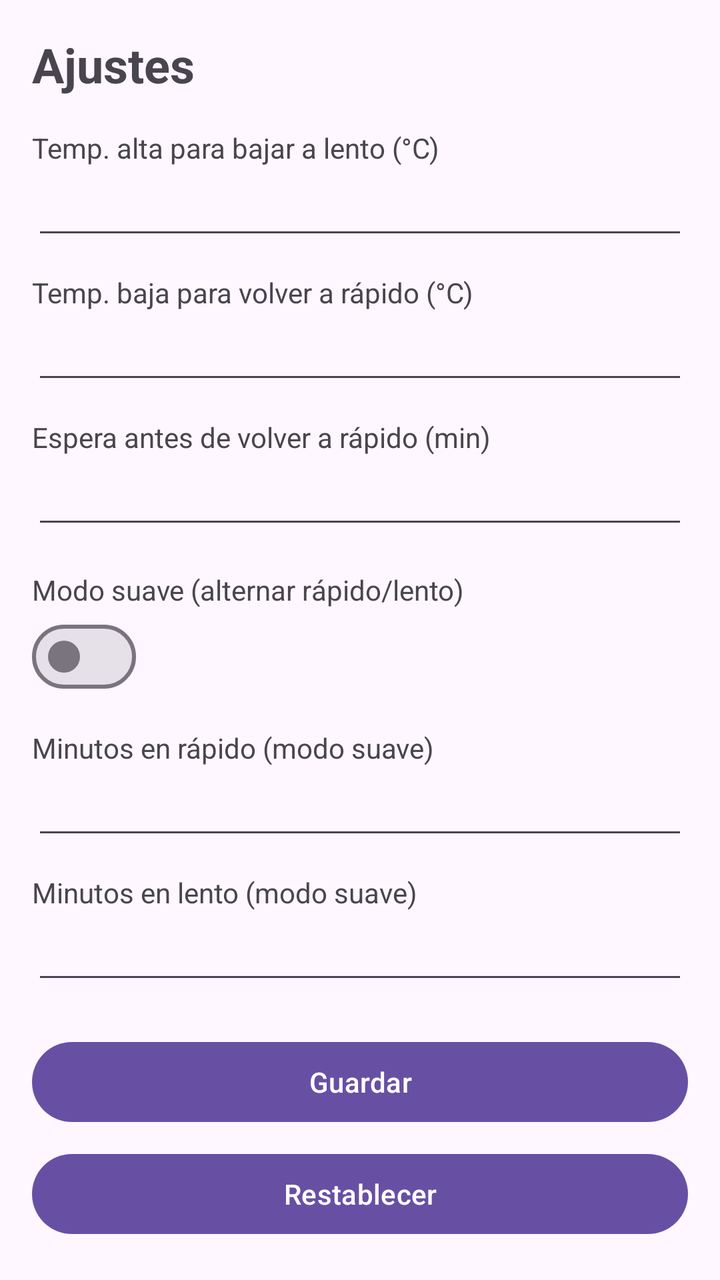
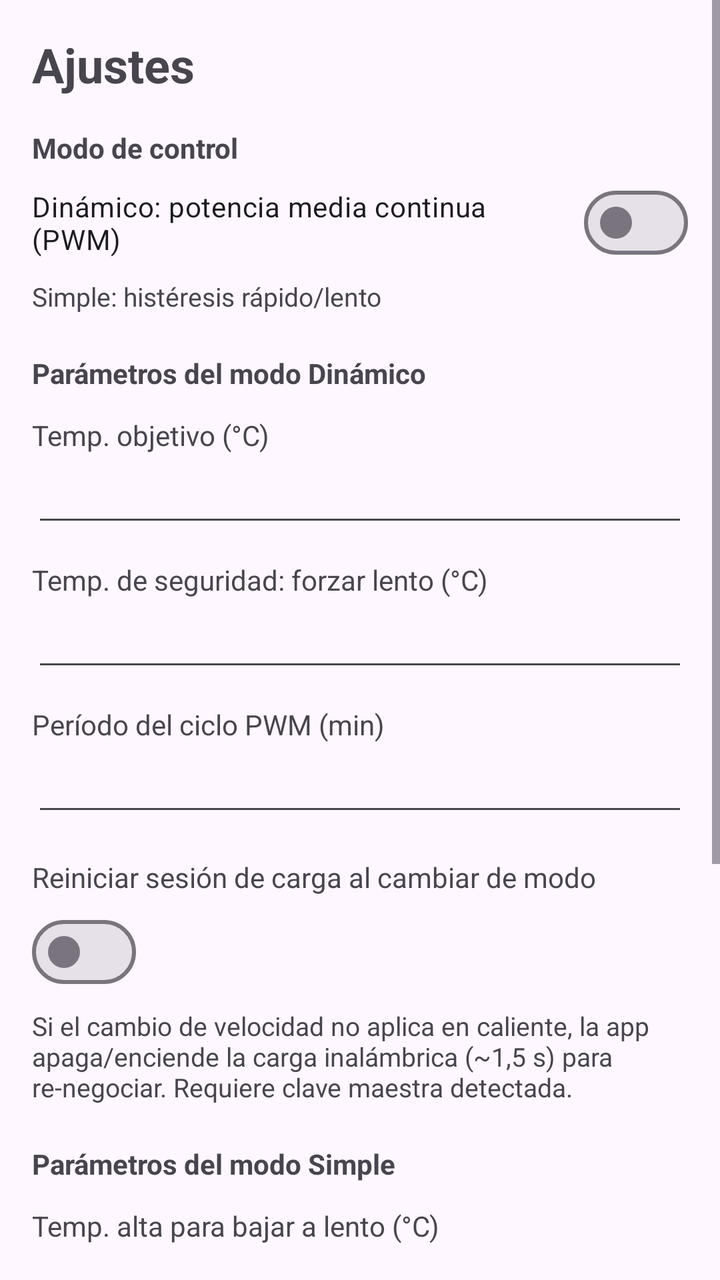

Two renders of the same Android screen: before a commit and after it. Below are the layout's source before the change and the commit's diff.
<!-- AndroidManifest.xml: application theme Theme.OpenCharge -->
<!-- res/layout/activity_settings.xml -->
<?xml version="1.0" encoding="utf-8"?>
<ScrollView xmlns:android="http://schemas.android.com/apk/res/android"
    android:layout_width="match_parent"
    android:layout_height="match_parent">

    <LinearLayout
        android:layout_width="match_parent"
        android:layout_height="wrap_content"
        android:orientation="vertical"
        android:padding="16dp">

        <TextView
            android:layout_width="wrap_content"
            android:layout_height="wrap_content"
            android:text="@string/settings_title"
            android:textSize="24sp"
            android:textStyle="bold" />

        <TextView
            android:layout_width="match_parent"
            android:layout_height="wrap_content"
            android:layout_marginTop="16dp"
            android:text="@string/settings_high" />

        <EditText
            android:id="@+id/ed_high"
            android:layout_width="match_parent"
            android:layout_height="wrap_content"
            android:inputType="number" />

        <TextView
            android:layout_width="match_parent"
            android:layout_height="wrap_content"
            android:layout_marginTop="12dp"
            android:text="@string/settings_low" />

        <EditText
            android:id="@+id/ed_low"
            android:layout_width="match_parent"
            android:layout_height="wrap_content"
            android:inputType="number" />

        <TextView
            android:layout_width="match_parent"
            android:layout_height="wrap_content"
            android:layout_marginTop="12dp"
            android:text="@string/settings_cooldown" />

        <EditText
            android:id="@+id/ed_cooldown"
            android:layout_width="match_parent"
            android:layout_height="wrap_content"
            android:inputType="number" />

        <TextView
            android:layout_width="match_parent"
            android:layout_height="wrap_content"
            android:layout_marginTop="16dp"
            android:text="@string/settings_gentle" />

        <com.google.android.material.materialswitch.MaterialSwitch
            android:id="@+id/sw_gentle"
            android:layout_width="wrap_content"
            android:layout_height="wrap_content" />

        <TextView
            android:layout_width="match_parent"
            android:layout_height="wrap_content"
            android:layout_marginTop="12dp"
            android:text="@string/settings_fast" />

        <EditText
            android:id="@+id/ed_fast"
            android:layout_width="match_parent"
            android:layout_height="wrap_content"
            android:inputType="number" />

        <TextView
            android:layout_width="match_parent"
            android:layout_height="wrap_content"
            android:layout_marginTop="12dp"
            android:text="@string/settings_slow" />

        <EditText
            android:id="@+id/ed_slow"
            android:layout_width="match_parent"
            android:layout_height="wrap_content"
            android:inputType="number" />

        <Button
            android:id="@+id/btn_save"
            android:layout_width="match_parent"
            android:layout_height="wrap_content"
            android:layout_marginTop="20dp"
            android:text="@string/btn_save" />

        <Button
            android:id="@+id/btn_reset"
            android:layout_width="match_parent"
            android:layout_height="wrap_content"
            android:layout_marginTop="8dp"
            android:text="@string/btn_reset" />
    </LinearLayout>
</ScrollView>
<!-- resources referenced by this layout -->
<resources>
  <string name="btn_reset">Restablecer</string>
  <string name="btn_save">Guardar</string>
  <string name="settings_cooldown">Espera antes de volver a rápido (min)</string>
  <string name="settings_fast">Minutos en rápido (modo suave)</string>
  <string name="settings_gentle">Modo suave (alternar rápido/lento)</string>
  <string name="settings_high">Temp. alta para bajar a lento (°C)</string>
  <string name="settings_low">Temp. baja para volver a rápido (°C)</string>
  <string name="settings_slow">Minutos en lento (modo suave)</string>
  <string name="settings_title">Ajustes</string>
  <style name="Theme.OpenCharge" parent="Theme.Material3.DayNight.NoActionBar" />
</resources>

<!-- the commit's change to res/layout/activity_settings.xml (unified diff, before → after) -->
@@ -20,6 +20,96 @@
             android:layout_width="match_parent"
             android:layout_height="wrap_content"
             android:layout_marginTop="16dp"
+            android:text="@string/settings_mode_title"
+            android:textStyle="bold" />
+
+        <com.google.android.material.materialswitch.MaterialSwitch
+            android:id="@+id/sw_dynamic"
+            android:layout_width="match_parent"
+            android:layout_height="wrap_content"
+            android:layout_marginTop="4dp"
+            android:text="@string/settings_mode_dynamic" />
+
+        <TextView
+            android:layout_width="match_parent"
+            android:layout_height="wrap_content"
+            android:layout_marginTop="4dp"
+            android:text="@string/settings_mode_simple"
+            android:textSize="13sp" />
+
+        <TextView
+            android:layout_width="match_parent"
+            android:layout_height="wrap_content"
+            android:layout_marginTop="20dp"
+            android:text="@string/settings_dynamic_section"
+            android:textStyle="bold" />
+
+        <TextView
+            android:layout_width="match_parent"
+            android:layout_height="wrap_content"
+            android:layout_marginTop="12dp"
+            android:text="@string/settings_setpoint" />
+
+        <EditText
+            android:id="@+id/ed_setpoint"
+            android:layout_width="match_parent"
+            android:layout_height="wrap_content"
+            android:inputType="number" />
+
+        <TextView
+            android:layout_width="match_parent"
+            android:layout_height="wrap_content"
+            android:layout_marginTop="12dp"
+            android:text="@string/settings_safety" />
+
+        <EditText
+            android:id="@+id/ed_safety"
+            android:layout_width="match_parent"
+            android:layout_height="wrap_content"
+            android:inputType="number" />
+
+        <TextView
+            android:layout_width="match_parent"
+            android:layout_height="wrap_content"
+            android:layout_marginTop="12dp"
+            android:text="@string/settings_period" />
+
+        <EditText
+            android:id="@+id/ed_period"
+            android:layout_width="match_parent"
+            android:layout_height="wrap_content"
+            android:inputType="number" />
+
+        <TextView
+            android:layout_width="match_parent"
+            android:layout_height="wrap_content"
+            android:layout_marginTop="16dp"
+            android:text="@string/settings_restart" />
+
+        <com.google.android.material.materialswitch.MaterialSwitch
+            android:id="@+id/sw_restart"
+            android:layout_width="wrap_content"
+            android:layout_height="wrap_content"
+            android:layout_marginTop="4dp" />
+
+        <TextView
+            android:layout_width="match_parent"
+            android:layout_height="wrap_content"
+            android:layout_marginTop="4dp"
+            android:text="@string/settings_restart_desc"
+            android:textSize="13sp" />
+
+        <TextView
+            android:layout_width="match_parent"
+            android:layout_height="wrap_content"
+            android:layout_marginTop="20dp"
+            android:text="@string/settings_simple_section"
+            android:textStyle="bold" />
+
+        <TextView
+            android:layout_width="match_parent"
+            android:layout_height="wrap_content"
+            android:layout_marginTop="12dp"
             android:text="@string/settings_high" />
 
         <EditText
@@ -52,41 +142,6 @@
             android:layout_height="wrap_content"
             android:inputType="number" />
 
-        <TextView
-            android:layout_width="match_parent"
-            android:layout_height="wrap_content"
-            android:layout_marginTop="16dp"
-            android:text="@string/settings_gentle" />
-
-        <com.google.android.material.materialswitch.MaterialSwitch
-            android:id="@+id/sw_gentle"
-            android:layout_width="wrap_content"
-            android:layout_height="wrap_content" />
-
-        <TextView
-            android:layout_width="match_parent"
-            android:layout_height="wrap_content"
-            android:layout_marginTop="12dp"
-            android:text="@string/settings_fast" />
-
-        <EditText
-            android:id="@+id/ed_fast"
-            android:layout_width="match_parent"
-            android:layout_height="wrap_content"
-            android:inputType="number" />
-
-        <TextView
-            android:layout_width="match_parent"
-            android:layout_height="wrap_content"
-            android:layout_marginTop="12dp"
-            android:text="@string/settings_slow" />
-
-        <EditText
-            android:id="@+id/ed_slow"
-            android:layout_width="match_parent"
-            android:layout_height="wrap_content"
-            android:inputType="number" />
-
         <Button
             android:id="@+id/btn_save"
             android:layout_width="match_parent"
<!-- resource entries referenced after the edit -->
@@ -3,11 +3,18 @@
   <string name="btn_reset">Restablecer</string>
   <string name="btn_save">Guardar</string>
   <string name="settings_cooldown">Espera antes de volver a rápido (min)</string>
-  <string name="settings_fast">Minutos en rápido (modo suave)</string>
-  <string name="settings_gentle">Modo suave (alternar rápido/lento)</string>
+  <string name="settings_dynamic_section">Parámetros del modo Dinámico</string>
   <string name="settings_high">Temp. alta para bajar a lento (°C)</string>
   <string name="settings_low">Temp. baja para volver a rápido (°C)</string>
-  <string name="settings_slow">Minutos en lento (modo suave)</string>
+  <string name="settings_mode_dynamic">Dinámico: potencia media continua (PWM)</string>
+  <string name="settings_mode_simple">Simple: histéresis rápido/lento</string>
+  <string name="settings_mode_title">Modo de control</string>
+  <string name="settings_period">Período del ciclo PWM (min)</string>
+  <string name="settings_restart">Reiniciar sesión de carga al cambiar de modo</string>
+  <string name="settings_restart_desc">Si el cambio de velocidad no aplica en caliente, la app apaga/enciende la carga inalámbrica (~1,5 s) para re-negociar. Requiere clave maestra detectada.</string>
+  <string name="settings_safety">Temp. de seguridad: forzar lento (°C)</string>
+  <string name="settings_setpoint">Temp. objetivo (°C)</string>
+  <string name="settings_simple_section">Parámetros del modo Simple</string>
   <string name="settings_title">Ajustes</string>
   <style name="Theme.OpenCharge" parent="Theme.Material3.DayNight.NoActionBar" />
 </resources>
